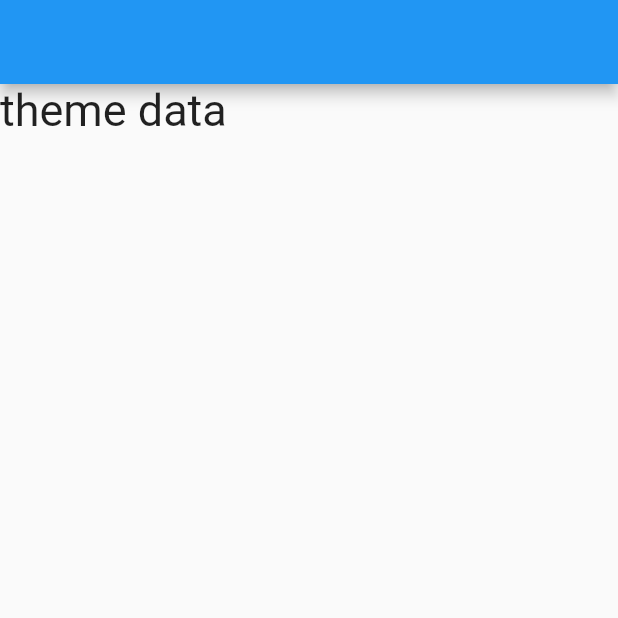
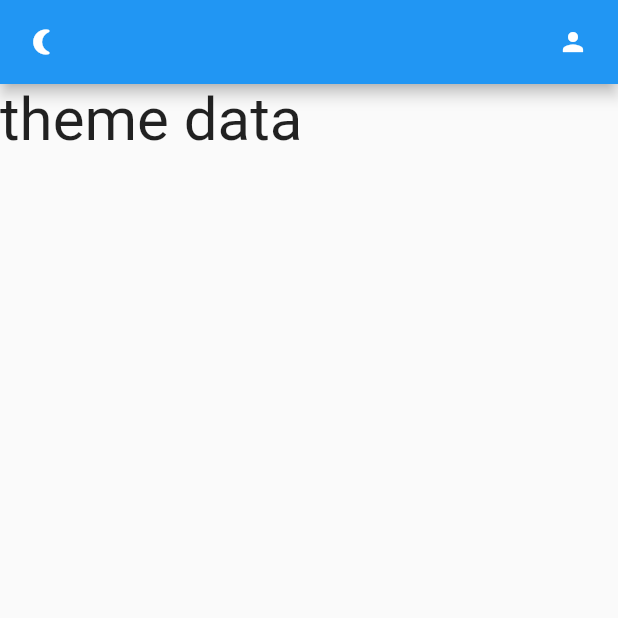
Before and after one commit to NithyaYamsinghe/lumoz, a Flutter app: the screen it shows after launch, on a phone screen of 412 x 824 dp, the top half of it. Run offline on Flutter 3.47's test engine with Material 2 defaults, Android fonts, the phone set to English and light mode, and no system bars; our stand-ins replace flutter_local_notifications, get, get_storage, timezone.

Commit message:
[lumoz-0001] completed theme change and initial push notification configurations

```diff
--- a/lib/main.dart
+++ b/lib/main.dart
@@ -1,7 +1,13 @@
 import 'package:flutter/material.dart';
+import 'package:get/get_navigation/src/root/get_material_app.dart';
+import 'package:get_storage/get_storage.dart';
+import 'package:lumoz/services/theme_service.dart';
 import 'package:lumoz/ui/home_screen.dart';
+import 'package:lumoz/ui/theme.dart';
 
-void main() {
+Future<void> main() async {
+  WidgetsFlutterBinding.ensureInitialized(); // ensure initialize
+  await GetStorage.init();
   runApp(const MyApp());
 }
 
@@ -11,16 +17,12 @@ class MyApp extends StatelessWidget {
   // This widget is the root of your application.
   @override
   Widget build(BuildContext context) {
-    return MaterialApp(
+    return GetMaterialApp(
       title: 'Flutter Demo',
       debugShowCheckedModeBanner: false,
-      theme: ThemeData(
-
-      ),
-      darkTheme: ThemeData(
-        primaryColor: Colors.blue
-      ),
-      home: HomeScreen()
+        themeMode: ThemeService().theme,
+        darkTheme: Themes.dark,
+        home: const HomeScreen()
     );
   }
 }
--- /dev/null
+++ b/lib/services/notification_service.dart
@@ -0,0 +1,116 @@
+import 'package:flutter/material.dart';
+import 'package:get/get.dart';
+import 'package:flutter_local_notifications/flutter_local_notifications.dart';
+import 'package:timezone/data/latest.dart' as tz;
+import 'package:timezone/timezone.dart' as tz;
+
+class NotificationHelper{
+  FlutterLocalNotificationsPlugin
+  flutterLocalNotificationsPlugin =
+  FlutterLocalNotificationsPlugin();
+
+  initializeNotification() async {
+    tz.initializeTimeZones();
+    final IOSInitializationSettings initializationSettingsIOS =
+    IOSInitializationSettings(
+        requestSoundPermission: false,
+        requestBadgePermission: false,
+        requestAlertPermission: false,
+        onDidReceiveLocalNotification: onDidReceiveLocalNotification
+    );
+
+    final AndroidInitializationSettings initializationSettingsAndroid =
+    AndroidInitializationSettings("appicon");
+
+    final InitializationSettings initializationSettings =
+      InitializationSettings(
+      iOS: initializationSettingsIOS,
+      android:initializationSettingsAndroid,
+    );
+
+    await flutterLocalNotificationsPlugin.initialize(
+        initializationSettings,
+        onSelectNotification: selectNotification);
+  }
+
+  displayNotification({required String title, required String body}) async {
+    print("doing test");
+    var androidPlatformChannelSpecifics = new AndroidNotificationDetails(
+        'your channel id', 'your channel name',
+        importance: Importance.max, priority: Priority.high);
+    var iOSPlatformChannelSpecifics = new IOSNotificationDetails();
+    var platformChannelSpecifics = new NotificationDetails(
+        android: androidPlatformChannelSpecifics, iOS: iOSPlatformChannelSpecifics);
+    await flutterLocalNotificationsPlugin.show(
+      0,
+      title,
+      body,
+      platformChannelSpecifics,
+      payload: 'It could be anything you pass',
+    );
+  }
+
+  scheduledNotification() async {
+    await flutterLocalNotificationsPlugin.zonedSchedule(
+        0,
+        'scheduled title',
+        'theme changes 5 seconds ago',
+        tz.TZDateTime.now(tz.local).add(const Duration(seconds: 5)),
+        const NotificationDetails(
+            android: AndroidNotificationDetails('your channel id',
+                'your channel name')),
+        androidAllowWhileIdle: true,
+        uiLocalNotificationDateInterpretation:
+        UILocalNotificationDateInterpretation.absoluteTime);
+
+  }
+
+  void requestIOSPermissions() {
+    flutterLocalNotificationsPlugin
+        .resolvePlatformSpecificImplementation<
+        IOSFlutterLocalNotificationsPlugin>()
+        ?.requestPermissions(
+      alert: true,
+      badge: true,
+      sound: true,
+    );
+  }
+
+  Future onDidReceiveLocalNotification(
+      int id, String? title, String? body, String? payload) async {
+    // display a dialog with the notification details, tap ok to go to another page
+    // showDialog(
+    //   //context: context,
+    //   builder: (BuildContext context) => CupertinoAlertDialog(
+    //     title: Text(title),
+    //     content: Text(body),
+    //     actions: [
+    //       CupertinoDialogAction(
+    //         isDefaultAction: true,
+    //         child: Text('Ok'),
+    //         onPressed: () async {
+    //           Navigator.of(context, rootNavigator: true).pop();
+    //           await Navigator.push(
+    //             context,
+    //             MaterialPageRoute(
+    //               builder: (context) => SecondScreen(payload),
+    //             ),
+    //           );
+    //         },
+    //       )
+    //     ],
+    //   ),
+    // );
+    Get.dialog(Text("Welcome to Lumoz"));
+  }
+
+  Future selectNotification(String? payload) async {
+    if (payload != null) {
+      print('notification payload: $payload');
+    } else {
+      print("Notification Done");
+    }
+    Get.to(()=>Container(color: Colors.white));
+  }
+
+}
--- /dev/null
+++ b/lib/services/theme_service.dart
@@ -0,0 +1,19 @@
+import 'package:flutter/material.dart';
+import 'package:get_storage/get_storage.dart';
+import 'package:get/get.dart';
+
+
+class ThemeService {
+  final _box = GetStorage();
+  final _key = 'isDarkMode';
+
+  _saveThemeToBox(bool isDarkMode)=>_box.write(_key, isDarkMode);
+
+  bool _loadThemeFromBox()=> _box.read(_key)??false;
+  ThemeMode get theme=> _loadThemeFromBox()?ThemeMode.dark:ThemeMode.light;
+
+  void switchTheme(){
+      Get.changeThemeMode(_loadThemeFromBox()? ThemeMode.light : ThemeMode.dark);
+      _saveThemeToBox(!_loadThemeFromBox());
+  }
+}
--- a/lib/ui/home_screen.dart
+++ b/lib/ui/home_screen.dart
@@ -1,5 +1,8 @@
-import 'package:flutter/cupertino.dart';
 import 'package:flutter/material.dart';
+import 'package:get/get.dart';
+import 'package:get/get_core/src/get_main.dart';
+import 'package:lumoz/services/notification_service.dart';
+import 'package:lumoz/services/theme_service.dart';
 
 class HomeScreen extends StatefulWidget {
   const HomeScreen({Key? key}) : super(key: key);
@@ -9,18 +12,49 @@ class HomeScreen extends StatefulWidget {
 }
 
 class _HomeScreenState extends State<HomeScreen> {
+
+  var notificationHelper;
+
+  @override
+  void initState() {
+    super.initState();
+    notificationHelper=NotificationHelper();
+    notificationHelper.initializeNotification();
+    notificationHelper.requestIOSPermissions();
+  }
+
   @override
   Widget build(BuildContext context) {
     return Scaffold(
-      appBar: AppBar(),
+      appBar: _appBar(),
       body: Column(
         children: const [
           Text("theme data",
           style: TextStyle(
-            fontSize: 30
+            fontSize: 40
           ),)
         ],
       ),
     );
   }
+
+  _appBar() {
+    return AppBar(
+      leading: GestureDetector(
+        onTap:(){
+           ThemeService().switchTheme();
+           notificationHelper.displayNotification(
+             title: "Theme Changed",
+             body: Get.isDarkMode? "Activated Lumoz Light Theme": "Activated Lumoz Dark Theme"
+           );
+           notificationHelper.scheduledNotification();
+        },
+        child: Icon(Icons.nightlight_round, size: 20,),
+      ),
+      actions: const [
+        Icon(Icons.person, size: 20,),
+        SizedBox(width: 20,)
+      ],
+    );
+  }
 }
--- /dev/null
+++ b/lib/ui/theme.dart
@@ -0,0 +1,20 @@
+import 'package:flutter/material.dart';
+
+const Color blueColor = Color(0xFF4e5ae8);
+const Color yellowColor = Color(0xFFFFB746);
+const Color pinkColor = Color(0xFFff4667);
+const Color blackColor = Color(0xFF121212);
+const Color greyColor = Color(0xFF424242);
+const Color whiteColor = Colors.white;
+const primaryClr = blueColor;
+
+class Themes{
+  static final light = ThemeData(
+      primaryColor: primaryClr,
+  brightness: Brightness.light
+  );
+ static final dark = ThemeData(
+     primaryColor: greyColor,
+  brightness: Brightness.dark
+  );
+}
--- a/pubspec.yaml
+++ b/pubspec.yaml
@@ -34,6 +34,11 @@ dependencies:
   # The following adds the Cupertino Icons font to your application.
   # Use with the CupertinoIcons class for iOS style icons.
   cupertino_icons: ^1.0.2
+  get_storage:
+  get:
+  flutter_local_notifications:
+  flutter_native_timezone:
+
 
 dev_dependencies:
   flutter_test:
```
Also changed, not shown: pubspec.lock, 2 other files.
